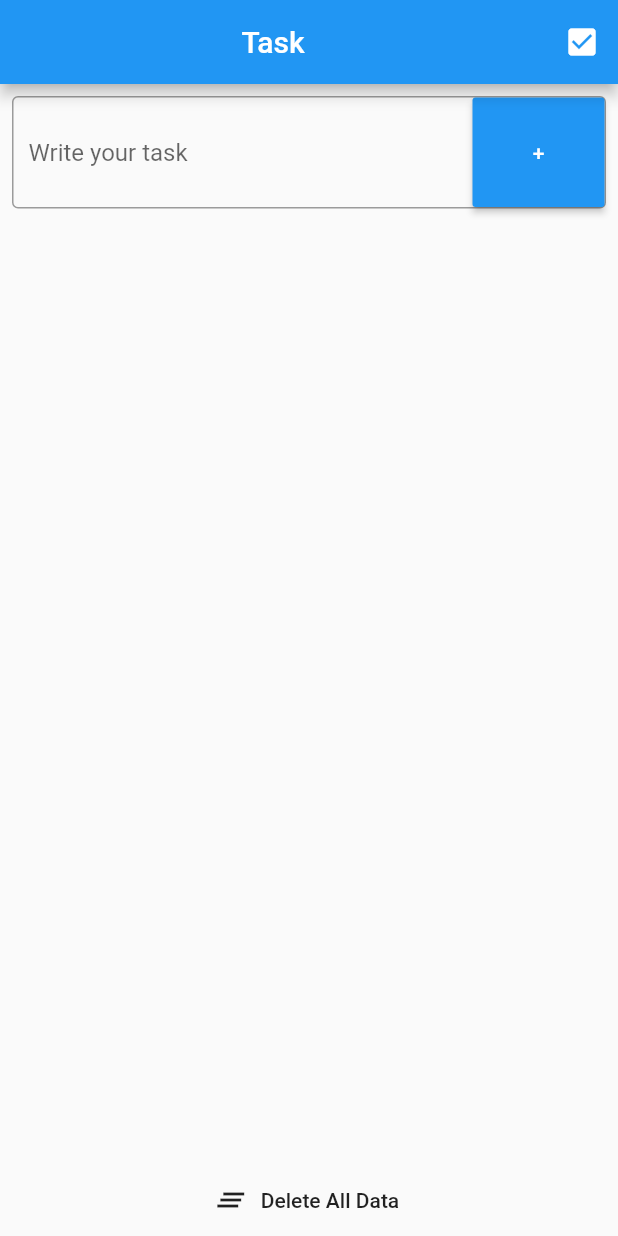
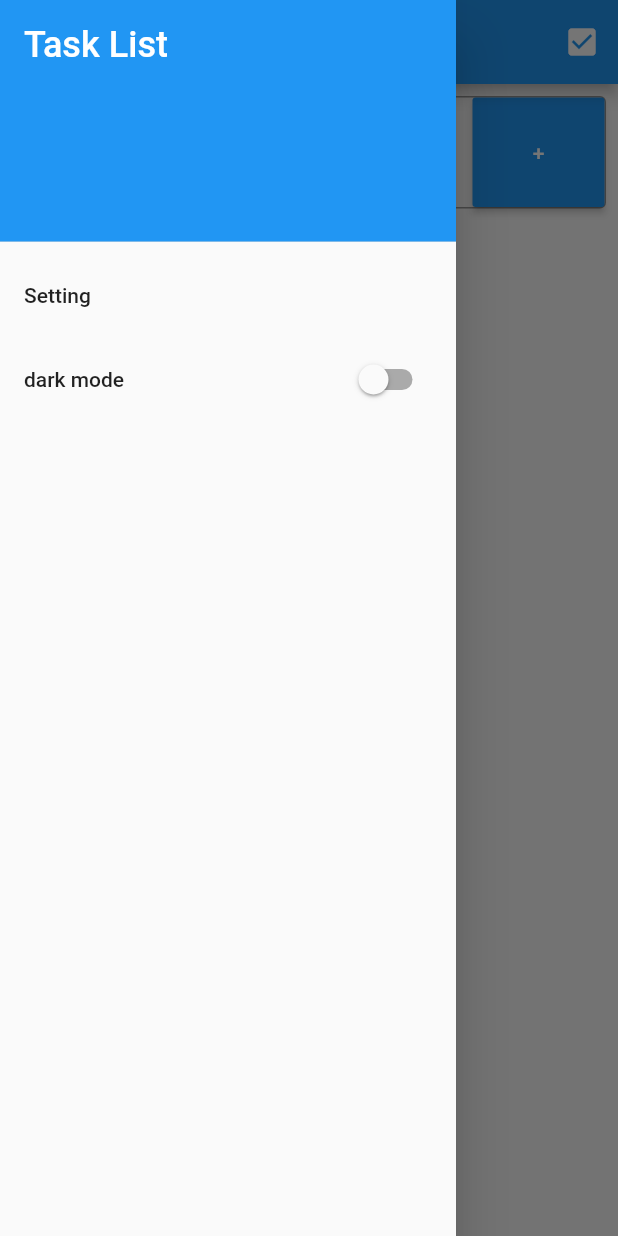
Before and after one commit to Zudah228/todolist_app, a Flutter app: the screen it shows after launch, with the side drawer open (before the commit the screen has no drawer), on a phone screen of 412 x 824 dp. Run offline on Flutter 3.47's test engine with Material 2 defaults, Android fonts, the phone set to English and light mode, and no system bars; our stand-ins replace flutter_slidable, sqflite; accounts and stored records are empty.

Commit message:
Set DarkMode

```diff
--- a/lib/db/db_provider.dart
+++ b/lib/db/db_provider.dart
@@ -107,18 +107,18 @@ class DbProvider {
     });
   }
 
-//  static Future<List<Task>> getSelfDb(int id) async{
-//    final List<Map<String, dynamic>> maps = await _database.query('$_tableName', where: 'id = ?', whereArgs: [id]);
-//
-//    return List.generate(maps.length, (i){
-//      return Task(
-//        id: maps[i]['id'],
-//        status: maps[i]['status'],
-//        title: maps[i]['title'],
-//        addedDate: DateTime.parse(maps[i]['added_date']),
-//        completedDate: (maps[i]['completed_date'] == null) ? null : DateTime.parse(maps[i]['completed_date']),
-//      );
-//    });
-//  }
+  static Future<List<Task>> getSelfDb(int id) async{
+    final List<Map<String, dynamic>> maps = await _database.query('$_tableName', where: 'id = ?', whereArgs: [id]);
+
+    return List.generate(maps.length, (i){
+      return Task(
+        id: maps[i]['id'],
+        status: maps[i]['status'],
+        title: maps[i]['title'],
+        addedDate: DateTime.parse(maps[i]['added_date']),
+        completedDate: (maps[i]['completed_date'] == null) ? null : DateTime.parse(maps[i]['completed_date']),
+      );
+    });
+  }
 
 }
--- /dev/null
+++ b/lib/db/theme.dart
@@ -0,0 +1,14 @@
+import 'package:flutter/material.dart';
+
+class AppTheme extends ChangeNotifier{
+  AppTheme() : dark = false;
+  bool dark;
+
+  ThemeData buildTheme()
+  => dark ? ThemeData.dark() : ThemeData.light();
+
+  void changedMode() {
+    dark = !dark;
+    notifyListeners();
+  }
+}
--- a/lib/main.dart
+++ b/lib/main.dart
@@ -1,21 +1,36 @@
 import 'package:flutter/material.dart';
+import 'package:provider/provider.dart';
 import 'package:todolistapp/pages/home_page.dart';
+import 'db/theme.dart';
 
 void main() {
-  runApp(MyApp());
+  runApp(
+    ChangeNotifierProvider(
+      create: (_) => AppTheme(),
+      child: MyApp()
+  ));
 }
 
-class MyApp extends StatelessWidget {
+class MyApp extends StatefulWidget {
+  MyAppState createState() => MyAppState();
+}
+
+class MyAppState extends State<MyApp> {
+
   @override
+
   Widget build(BuildContext context) {
     return MaterialApp(
       title: 'List App',
+      theme: Provider.of<AppTheme>(context).buildTheme(),
       debugShowCheckedModeBanner: false,
       color: Colors.blue,
       home: HomePage(),
     );
   }
 }
+
+
 
 //todo 新しいデータ、dueDateを追加
 //todo タスクの詳細設定ページ（新しいページ）の作成
--- a/lib/pages/list_page.dart
+++ b/lib/pages/list_page.dart
@@ -1,9 +1,11 @@
 import 'package:flutter/material.dart';
 import 'package:flutter_slidable/flutter_slidable.dart';
 import 'package:intl/intl.dart';
+import 'package:provider/provider.dart';
 import 'package:todolistapp/db/task.dart';
 import 'package:todolistapp/db/db_provider.dart';
 import 'package:todolistapp/pages/setting_page.dart';
+import 'package:todolistapp/db/theme.dart';
 import 'completed_page.dart';
 
 
@@ -48,57 +50,6 @@ class _ListPageState extends State<ListPage> {
     );
   }
 
-  //タスクの詳細設定
-//  Future<void> _setTaskDialog(id, title,) async {
-//    return showDialog<void>(
-//      context: context,
-//      barrierDismissible: true,
-//      builder: (BuildContext context) {
-//        return AlertDialog(
-//          title: Text('Set task'),
-//          content: TextField(
-//            decoration: InputDecoration(
-//              border: InputBorder.none,
-//              hintText: 'Write your task',
-//              contentPadding: EdgeInsets.only(left: 10),
-//              errorText: _validate ? 'Can\'t be empty.' : null,
-//            ),
-//            controller: udCtrl,
-//            onChanged: (title) async{
-//              udCtrl.text.isEmpty ? _validate = true : _validate = false;
-//              Task newTask = Task(
-//                title: udCtrl.text,
-//              );
-//              _validate ? await DbProvider.updateTask(newTask, id) : null;
-//              setDb();
-//              udCtrl.clear();
-//            },
-//          ),
-//          actions: <Widget>[
-//            FlatButton(
-//              child: Text('Close'),
-//              onPressed: () {
-//                Navigator.of(context).pop();
-//              },
-//            ),
-//            FlatButton(
-//              child: Text('update'),
-//              color: Colors.blue,
-//              onPressed: () async{
-//                Task newTask = Task(
-//                  title: udCtrl.text,
-//                );
-//                await DbProvider.updateTask(newTask, id);
-//                setDb();
-//                udCtrl.clear();
-//                Navigator.of(context).pop();
-//              },
-//            ),
-//          ],
-//        );
-//      },
-//    );
-//  }
 
   int _counter = 0;
 
@@ -126,6 +77,7 @@ class _ListPageState extends State<ListPage> {
   }
 
   Widget build(BuildContext context) {
+    final theme = Provider.of<AppTheme>(context);
     return Scaffold(
       appBar: AppBar(
         title: Center(child: Text("Task")),
@@ -141,6 +93,38 @@ class _ListPageState extends State<ListPage> {
             },
           ),
         ],
+      ),
+      drawer: Drawer(
+        child: ListView(
+          children: <Widget>[
+            DrawerHeader(
+              child: Text(
+                'Task List',
+                style: TextStyle(
+                    fontSize: 24,
+                    color: Colors.white,
+                ),
+              ),
+              decoration: BoxDecoration(
+                color: Theme.of(context).primaryColor,
+              ),
+            ),
+            ListTile(
+              title: Text('Setting'),
+              onTap: () {
+                setState(() {
+                });
+              },
+            ),
+            SwitchListTile.adaptive(
+              title: Text('dark mode'),
+              value: theme.dark,
+              onChanged: (_) {
+                theme.changedMode();
+              },
+            )
+          ]
+        ),
       ),
       body: Column(
         children: <Widget>[
@@ -172,7 +156,7 @@ class _ListPageState extends State<ListPage> {
                     height: _formHeight,
                     child: RaisedButton(
                         child: Text("+"),
-                        color: Colors.blue,
+                        color: Theme.of(context).primaryColor,
                         textColor: Colors.white,
                         onPressed: () async {
                           eCtrl.text.isEmpty ? _validate = true : _validate = false;
@@ -230,15 +214,14 @@ class _ListPageState extends State<ListPage> {
                               ),
                             ),
                             secondaryActions: <Widget>[
-//                              IconSlideAction(
-//                                caption: 'Setting',
-//                                color: Colors.grey,
-//                                icon: Icons.settings,
-//                                onTap: () async{
-//                                  await Navigator.push(context, MaterialPageRoute(builder: (context) => SettingPage(selfid: snapshot.data[index].id))
-//                                  );
-//                                },
-//                              ),
+                              IconSlideAction(
+                                caption: 'Setting',
+                                color: Colors.grey,
+                                icon: Icons.settings,
+                                onTap: () async{
+                                  await Navigator.push(context, MaterialPageRoute(builder: (context) => SettingPage()));
+                                },
+                              ),
                               IconSlideAction(
                                 caption: 'Delete',
                                 color: Colors.red,
--- a/pubspec.yaml
+++ b/pubspec.yaml
@@ -28,6 +28,7 @@ dependencies:
   # The following adds the Cupertino Icons font to your application.
   # Use with the CupertinoIcons class for iOS style icons.
   cupertino_icons: ^0.1.3
+  provider: ^4.3.2
   flutter_slidable: ^0.5.3
   intl: ^0.15.8
   sqflite: ^1.3.1
```
Also changed, not shown: lib/pages/completed_page.dart (+2 -22 lines), lib/pages/setting_page.dart (+53 -68 lines), pubspec.lock.
